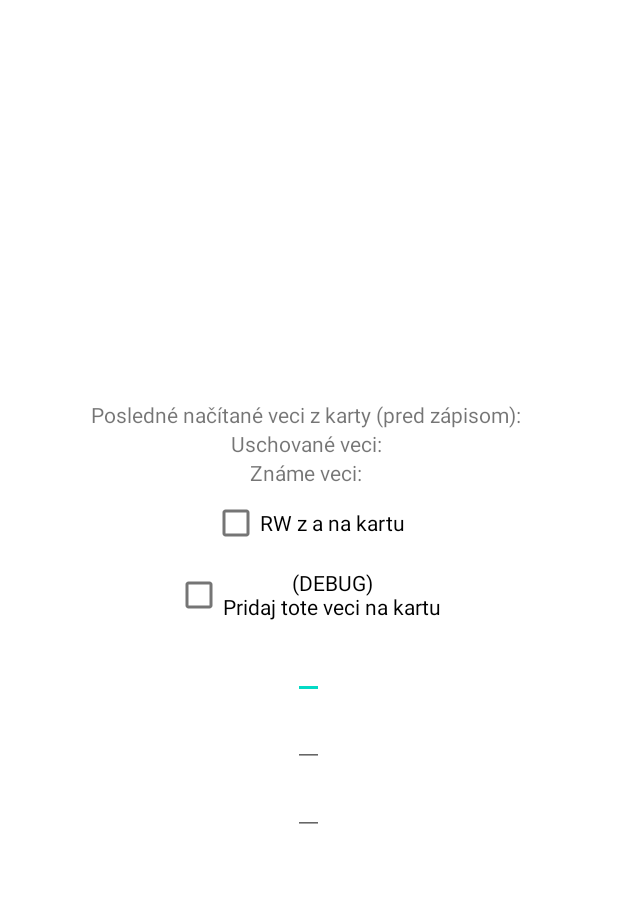
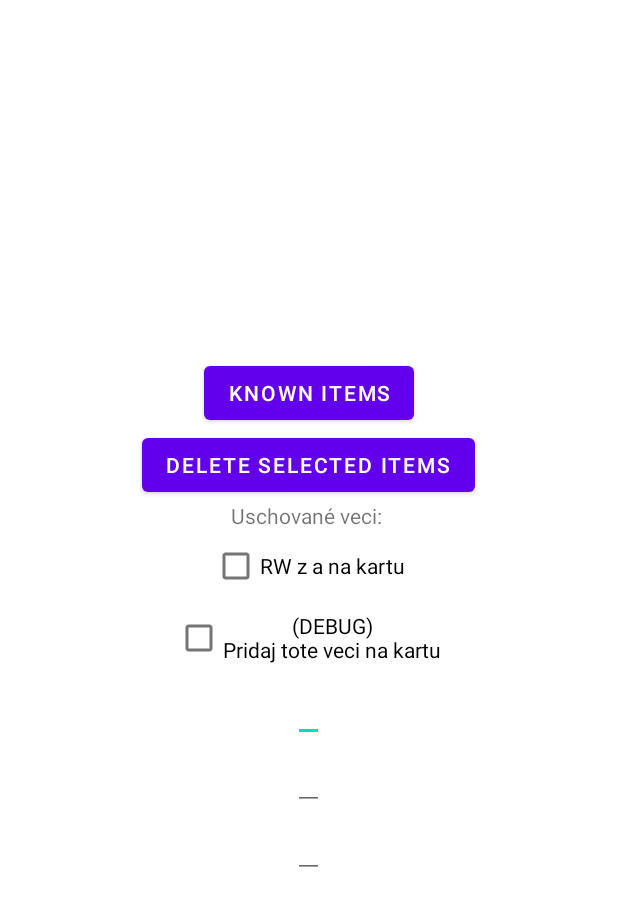
Before and after one commit to marcel3032/alchemy, an Android app: the screen it shows after launch (MainActivity), on a phone screen of 412 x 824 dp. Shown: the top 906 px of the screen. Run offline under Robolectric (Android 15) with nearby library versions, the phone set to English and light mode, and no system bars; libraries missing offline, so code that uses them is left out: cn.pedant.

Commit message:
add known items activity and adapter, add recipes stuff, add notification about recently read items

```diff
--- a/alchemy-app/app/build.gradle
+++ b/alchemy-app/app/build.gradle
@@ -37,6 +37,7 @@ dependencies {
     implementation 'androidx.appcompat:appcompat:1.4.2'
     implementation 'com.google.android.material:material:1.6.1'
     implementation 'androidx.constraintlayout:constraintlayout:2.1.4'
+    implementation 'com.github.f0ris.sweetalert:library:1.5.1'
     testImplementation 'junit:junit:4.13.2'
     androidTestImplementation 'androidx.test.ext:junit:1.1.3'
     androidTestImplementation 'androidx.test.espresso:espresso-core:3.4.0'
--- a/alchemy-app/app/src/main/java/sk/marcel/alchemy_app/Item.kt
+++ b/alchemy-app/app/src/main/java/sk/marcel/alchemy_app/Item.kt
@@ -13,5 +13,4 @@ data class Item (val itemId:Int, val itemName:String, val tool:Boolean){
             return result
         }
     }
-
 }
--- a/alchemy-app/app/src/main/java/sk/marcel/alchemy_app/JsonsHelpers.kt
+++ b/alchemy-app/app/src/main/java/sk/marcel/alchemy_app/JsonsHelpers.kt
@@ -1,5 +1,7 @@
 package sk.marcel.alchemy_app
 
+import android.app.Activity
+import android.content.Context
 import android.util.Log
 import org.json.JSONArray
 import java.io.BufferedReader
@@ -7,19 +9,19 @@ import java.io.File
 import java.sql.Time
 import java.util.*
 import kotlin.collections.ArrayList
+import kotlin.collections.HashSet
 
-class JsonsHelpers(activity: MainActivity) {
+class JsonsHelpers(activity: Context) {
     private var chestFile: File = File(activity.filesDir.absolutePath, "chest.json")
     private var knownItemsFile: File = File(activity.filesDir.absolutePath, "known-items.json")
+    private var knownRecipesFile: File = File(activity.filesDir.absolutePath, "known-recipes.json")
 
     init {
-        if(!chestFile.exists()) {
-            chestFile.createNewFile()
-            chestFile.writeText("[]")
-        }
-        if(!knownItemsFile.exists()) {
-            knownItemsFile.createNewFile()
-            knownItemsFile.writeText("[]")
+        for(file in listOf(chestFile, knownItemsFile, knownRecipesFile)) {
+            if (!file.exists()) {
+                file.createNewFile()
+                file.writeText("[]")
+            }
         }
     }
 
@@ -43,6 +45,14 @@ class JsonsHelpers(activity: MainActivity) {
         return HashSet<Item>(getItems(getKnownJson()))
     }
 
+    fun getKnownRecipes(): MutableSet<Int> {
+        val recipes = getRecipesJson()
+        val result = HashSet<Int>()
+        for(i in 0 until recipes.length())
+            result.add(recipes.getInt(i))
+        return result
+    }
+
     private fun getChestJson(): JSONArray {
         BufferedReader(chestFile.reader()).use { reader ->
             return JSONArray(reader.readText())
@@ -51,6 +61,12 @@ class JsonsHelpers(activity: MainActivity) {
 
     private fun getKnownJson(): JSONArray {
         BufferedReader(knownItemsFile.reader()).use { reader ->
+            return JSONArray(reader.readText())
+        }
+    }
+
+    private fun getRecipesJson(): JSONArray {
+        BufferedReader(knownRecipesFile.reader()).use { reader ->
             return JSONArray(reader.readText())
         }
     }
@@ -70,4 +86,12 @@ class JsonsHelpers(activity: MainActivity) {
         }
         return jsonToWrite.toString()
     }
+
+    fun getAllRecipesCount(item: Item): Int {
+        return Constants.recipes.values.count { recipe -> recipe.items.contains(item) }
+    }
+
+    fun getKnownRecipesCount(itemId: Int): Int {
+        return 2 //TODO get known recipes from known recipes book
+    }
 }
--- a/alchemy-app/app/src/main/java/sk/marcel/alchemy_app/MainActivity.kt
+++ b/alchemy-app/app/src/main/java/sk/marcel/alchemy_app/MainActivity.kt
@@ -1,5 +1,6 @@
 package sk.marcel.alchemy_app
 
+import android.content.DialogInterface
 import android.content.Intent
 import android.media.MediaPlayer
 import android.nfc.NfcAdapter
@@ -7,7 +8,9 @@ import androidx.appcompat.app.AppCompatActivity
 import android.os.Bundle
 import android.view.View
 import android.widget.*
+import androidx.appcompat.app.AlertDialog
 import androidx.core.view.allViews
+import cn.pedant.SweetAlert.SweetAlertDialog
 
 class MainActivity : AppCompatActivity() {
     private var mNfcAdapter: NfcAdapter? = null
@@ -20,7 +23,8 @@ class MainActivity : AppCompatActivity() {
         mNfcAdapter = NfcAdapter.getDefaultAdapter(this)
         jsonsHelpers = JsonsHelpers(this)
         displayChest()
-        displayKnown()
+        findViewById<Button>(R.id.delete_selected).setOnClickListener { deleteSelectedItems() }
+        findViewById<Button>(R.id.known_items).setOnClickListener { startActivity(Intent(this, KnownItemsActivity::class.java)) }
     }
 
     override fun onResume() {
@@ -76,9 +80,11 @@ class MainActivity : AppCompatActivity() {
                     jsonsHelpers.writeChestItems(chestItems)
                     jsonsHelpers.writeKnownItems(knownItems)
 
-                    findViewById<TextView>(R.id.result).text = stringBuilder
+                    val alertDialog = SweetAlertDialog(this, SweetAlertDialog.NORMAL_TYPE)
+                        .setTitleText("Načítaná karta")
+                        .setContentText("Na karte: $stringBuilder")
+                    alertDialog?.show()
                     displayChest()
-                    displayKnown()
 
                     playSound(R.raw.ack)
                 } else {
@@ -114,14 +120,19 @@ class MainActivity : AppCompatActivity() {
         }
     }
 
-    private fun displayKnown(){
-        findViewById<LinearLayout>(R.id.known_items).removeAllViews()
-        val knownItems = jsonsHelpers.getKnownItems()
-        for(item in knownItems){
-            val text = TextView(this)
-            text.text = item.itemName
-            findViewById<LinearLayout>(R.id.known_items).addView(text)
-        }
-
+    private fun deleteSelectedItems(){
+        val builder = AlertDialog.Builder(this)
+        builder.setMessage("Delete selected items?")
+            .setPositiveButton("Yes") { _: DialogInterface?, _: Int ->
+                val chestItems = jsonsHelpers.getChestItems()
+                for(view in findViewById<LinearLayout>(R.id.stored_items).allViews)
+                    if (view is CheckBox && view.isChecked)
+                        chestItems.remove(Constants.items[checkBoxIdToItemId[view.id]]!!)
+                jsonsHelpers.writeChestItems(chestItems)
+                displayChest()
+            }
+            .setNegativeButton("Cancel") { dialog: DialogInterface, _: Int -> dialog.cancel() }
+        val alert = builder.create()
+        alert.show()
     }
 }
--- a/alchemy-app/app/src/main/java/sk/marcel/alchemy_app/NFC.kt
+++ b/alchemy-app/app/src/main/java/sk/marcel/alchemy_app/NFC.kt
@@ -78,6 +78,8 @@ object NFC {
     fun readItems(intent: Intent, mfc: MifareClassic): List<Item?> {
         val result = ArrayList<Int>()
 
+        // TODO also read recent recipes and reset them
+
         val bytes = mfc.readBlock(colorsSector)
         for(i in 0 until 3)
             result.add(bytes[i].toInt())
--- a/alchemy-app/app/src/main/res/layout/activity_main.xml
+++ b/alchemy-app/app/src/main/res/layout/activity_main.xml
@@ -9,19 +9,17 @@
     android:gravity="center"
     tools:context=".MainActivity">
 
-    <LinearLayout
+    <Button
+        android:id="@+id/known_items"
         android:layout_width="wrap_content"
-        android:layout_height="wrap_content">
-        <TextView
-            android:layout_width="wrap_content"
-            android:layout_height="wrap_content"
-            android:text="Posledné načítané veci z karty (pred zápisom): "/>
-        <TextView
-            android:id="@+id/result"
-            android:layout_width="wrap_content"
-            android:layout_height="wrap_content"
-            android:text="" />
-    </LinearLayout>
+        android:layout_height="wrap_content"
+        android:text="Known items"/>
+
+    <Button
+        android:id="@+id/delete_selected"
+        android:layout_width="wrap_content"
+        android:layout_height="wrap_content"
+        android:text="Delete selected items"/>
 
     <LinearLayout
         android:layout_width="wrap_content"
@@ -40,25 +38,6 @@
                 android:orientation="vertical" />
         </ScrollView>
     </LinearLayout>
-
-    <LinearLayout
-        android:layout_width="wrap_content"
-        android:layout_height="wrap_content">
-        <TextView
-            android:layout_width="wrap_content"
-            android:layout_height="wrap_content"
-            android:text="Známe veci: "/>
-        <ScrollView
-            android:layout_width="wrap_content"
-            android:layout_height="wrap_content">
-            <LinearLayout
-                android:id="@+id/known_items"
-                android:layout_width="wrap_content"
-                android:layout_height="wrap_content"
-                android:orientation="vertical" />
-        </ScrollView>
-    </LinearLayout>
-
 
     <CheckBox
         android:id="@+id/prenes_z_karty"
--- a/alchemy-app/app/src/main/res/values-night/themes.xml
+++ b/alchemy-app/app/src/main/res/values-night/themes.xml
@@ -1,13 +1,13 @@
 <resources xmlns:tools="http://schemas.android.com/tools">
     <!-- Base application theme. -->
-    <style name="Theme.Alchemyapp" parent="Theme.MaterialComponents.DayNight.NoActionBar">
+    <style name="Theme.Alchemyapp" parent="Theme.MaterialComponents.Light.NoActionBar">
         <!-- Primary brand color. -->
-        <item name="colorPrimary">@color/purple_200</item>
+        <item name="colorPrimary">@color/purple_500</item>
         <item name="colorPrimaryVariant">@color/purple_700</item>
-        <item name="colorOnPrimary">@color/black</item>
+        <item name="colorOnPrimary">@color/white</item>
         <!-- Secondary brand color. -->
         <item name="colorSecondary">@color/teal_200</item>
-        <item name="colorSecondaryVariant">@color/teal_200</item>
+        <item name="colorSecondaryVariant">@color/teal_700</item>
         <item name="colorOnSecondary">@color/black</item>
         <!-- Status bar color. -->
         <item name="android:statusBarColor" tools:targetApi="l">?attr/colorPrimaryVariant</item>
--- a/alchemy-app/app/src/main/res/values/themes.xml
+++ b/alchemy-app/app/src/main/res/values/themes.xml
@@ -1,6 +1,6 @@
 <resources xmlns:tools="http://schemas.android.com/tools">
     <!-- Base application theme. -->
-    <style name="Theme.Alchemyapp" parent="Theme.MaterialComponents.DayNight.NoActionBar">
+    <style name="Theme.Alchemyapp" parent="Theme.MaterialComponents.Light.NoActionBar">
         <!-- Primary brand color. -->
         <item name="colorPrimary">@color/purple_500</item>
         <item name="colorPrimaryVariant">@color/purple_700</item>
--- a/alchemy-app/gradle.properties
+++ b/alchemy-app/gradle.properties
@@ -21,3 +21,4 @@ kotlin.code.style=official
 # resources declared in the library itself and none from the library's dependencies,
 # thereby reducing the size of the R class for that library
 android.nonTransitiveRClass=true
+android.enableJetifier=true
```
Also changed, not shown: alchemy-app/app/src/main/AndroidManifest.xml (+7 -3 lines), alchemy-app/app/src/main/java/sk/marcel/alchemy_app/Constants.kt (+65 -30 lines), alchemy-app/app/src/main/java/sk/marcel/alchemy_app/KnownItemAdapter.kt (added, +34 -0 lines), alchemy-app/app/src/main/java/sk/marcel/alchemy_app/KnownItemsActivity.kt (added, +29 -0 lines), alchemy-app/app/src/main/java/sk/marcel/alchemy_app/Recipe.kt (added, +9 -0 lines), alchemy-app/app/src/main/res/layout/activity_known_items.xml (added, +25 -0 lines), alchemy-app/app/src/main/res/layout/item_layout.xml (added, +43 -0 lines).
